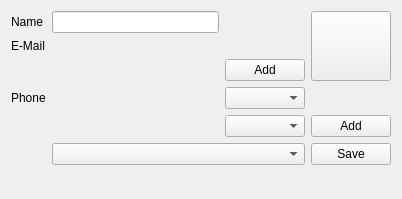
Old version of the form mobile/contacts/editorgeneral.ui in the repository chusopr/kdepim-ktimetracker-akonadi.
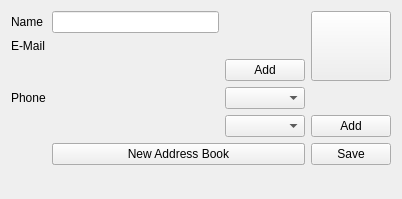
New version of the form. Custom widgets are drawn as their Qt base class.

Commit message: Replace collection selector with 'New Address Book' button if no matching collection is available.

Diff of the .ui file:
```diff
--- a/mobile/contacts/editorgeneral.ui
+++ b/mobile/contacts/editorgeneral.ui
@@ -95,6 +95,13 @@
      <item row="5" column="1" colspan="2">
       <widget class="Akonadi::CollectionComboBox" name="collectionSelector"/>
      </item>
+     <item row="5" column="1" colspan="2">
+      <widget class="QPushButton" name="launchAccountWizardButton">
+       <property name="text">
+        <string>New Address Book</string>
+       </property>
+      </widget>
+     </item>
     </layout>
    </item>
    <item>
```
The commit also changes 10 other files.
